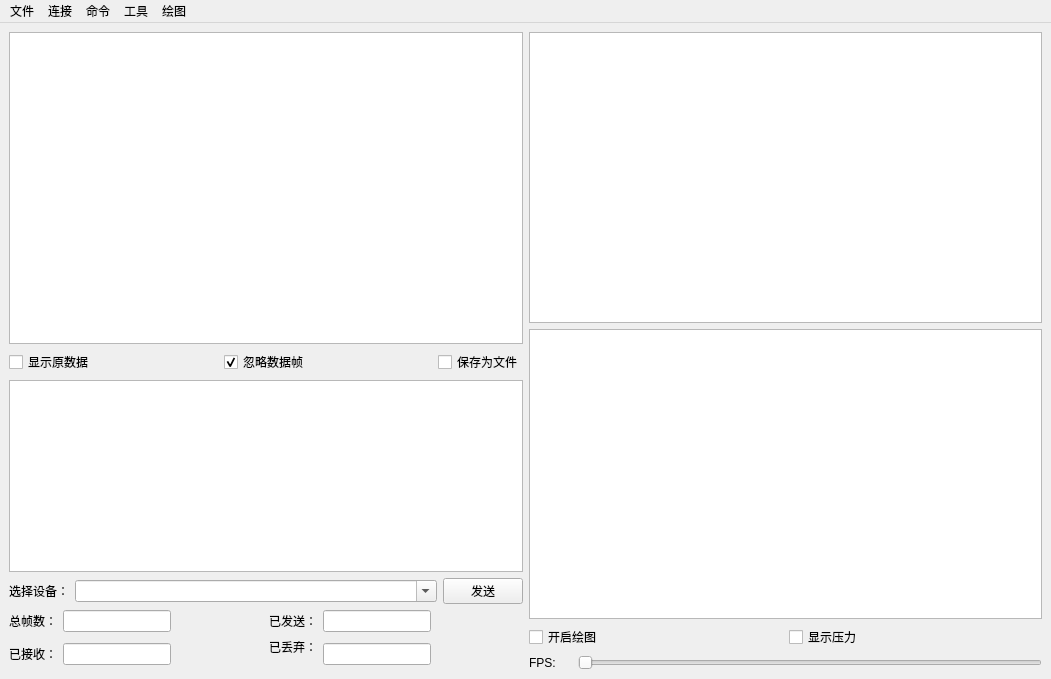
This is form/mainwindow.ui in zuijiangwan/matrix as Qt 5 draws it before an edit. The edited form follows.
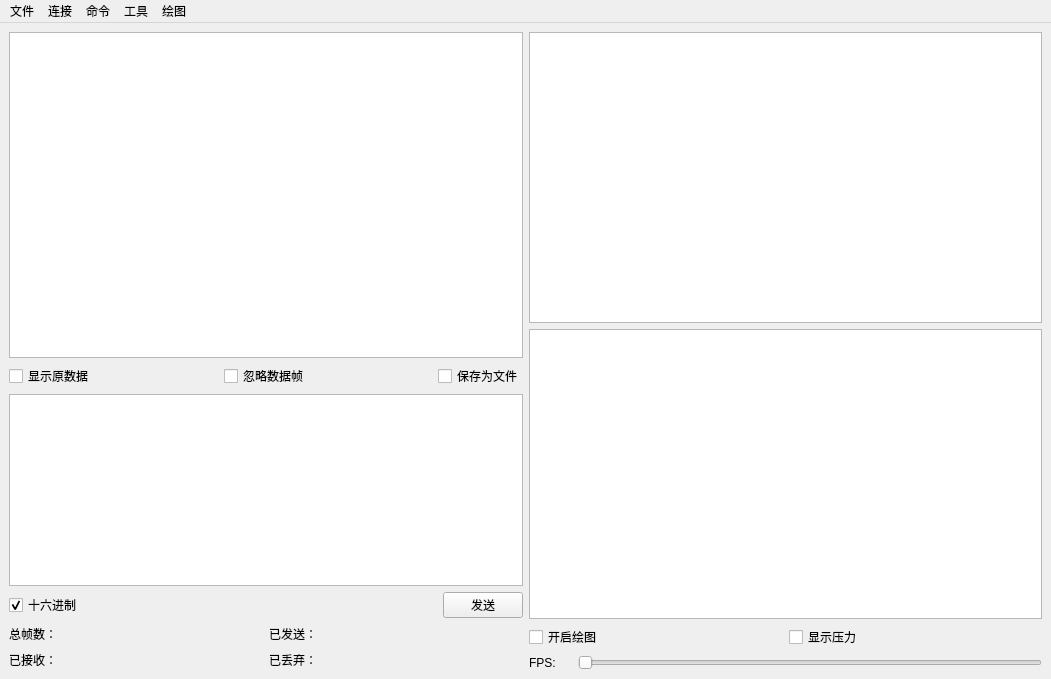
This is the edited form. Icons and pictures are not drawn.

Diff of the .ui file:
```diff
--- a/form/mainwindow.ui
+++ b/form/mainwindow.ui
@@ -76,7 +76,7 @@
              <string>忽略数据帧</string>
             </property>
             <property name="checked">
-             <bool>true</bool>
+             <bool>false</bool>
             </property>
            </widget>
           </item>
@@ -115,30 +115,27 @@
         <item>
          <layout class="QHBoxLayout" name="horizontalLayout">
           <item>
-           <widget class="QLabel" name="label_7">
+           <widget class="QCheckBox" name="HexCheckBox">
             <property name="text">
-             <string>选择设备：</string>
+             <string>十六进制</string>
+            </property>
+            <property name="checked">
+             <bool>true</bool>
             </property>
            </widget>
           </item>
           <item>
-           <widget class="QComboBox" name="comboBox">
-            <property name="sizePolicy">
-             <sizepolicy hsizetype="Expanding" vsizetype="Fixed">
-              <horstretch>0</horstretch>
-              <verstretch>0</verstretch>
-             </sizepolicy>
+           <spacer name="horizontalSpacer_9">
+            <property name="orientation">
+             <enum>Qt::Horizontal</enum>
             </property>
-            <property name="editable">
-             <bool>true</bool>
+            <property name="sizeHint" stdset="0">
+             <size>
+              <width>40</width>
+              <height>20</height>
+             </size>
             </property>
-            <property name="currentText">
-             <string/>
-            </property>
-            <property name="sizeAdjustPolicy">
-             <enum>QComboBox::AdjustToContents</enum>
-            </property>
-           </widget>
+           </spacer>
           </item>
           <item>
            <widget class="QPushButton" name="SendButton">
@@ -159,12 +156,9 @@
            </widget>
           </item>
           <item>
-           <widget class="QLineEdit" name="lineEdit">
-            <property name="sizePolicy">
-             <sizepolicy hsizetype="Minimum" vsizetype="Fixed">
-              <horstretch>0</horstretch>
-              <verstretch>0</verstretch>
-             </sizepolicy>
+           <widget class="QLabel" name="allPackageLabel">
+            <property name="text">
+             <string/>
             </property>
            </widget>
           </item>
@@ -189,12 +183,9 @@
            </widget>
           </item>
           <item>
-           <widget class="QLineEdit" name="lineEdit_2">
-            <property name="sizePolicy">
-             <sizepolicy hsizetype="Minimum" vsizetype="Fixed">
-              <horstretch>0</horstretch>
-              <verstretch>0</verstretch>
-             </sizepolicy>
+           <widget class="QLabel" name="sentPackageLabel">
+            <property name="text">
+             <string/>
             </property>
            </widget>
           </item>
@@ -223,12 +214,9 @@
            </widget>
           </item>
           <item>
-           <widget class="QLineEdit" name="lineEdit_4">
-            <property name="sizePolicy">
-             <sizepolicy hsizetype="Minimum" vsizetype="Fixed">
-              <horstretch>0</horstretch>
-              <verstretch>0</verstretch>
-             </sizepolicy>
+           <widget class="QLabel" name="recPackageLabel">
+            <property name="text">
+             <string/>
             </property>
            </widget>
           </item>
@@ -248,18 +236,14 @@
           <item>
            <widget class="QLabel" name="label_5">
             <property name="text">
-             <string>已丢弃：
-</string>
+             <string>已丢弃：</string>
             </property>
            </widget>
           </item>
           <item>
-           <widget class="QLineEdit" name="lineEdit_3">
-            <property name="sizePolicy">
-             <sizepolicy hsizetype="Minimum" vsizetype="Fixed">
-              <horstretch>0</horstretch>
-              <verstretch>0</verstretch>
-             </sizepolicy>
+           <widget class="QLabel" name="dropPackageLabel">
+            <property name="text">
+             <string/>
             </property>
            </widget>
           </item>
```
Left out of the diff: 3 changed lines with no effect on the pictures.
